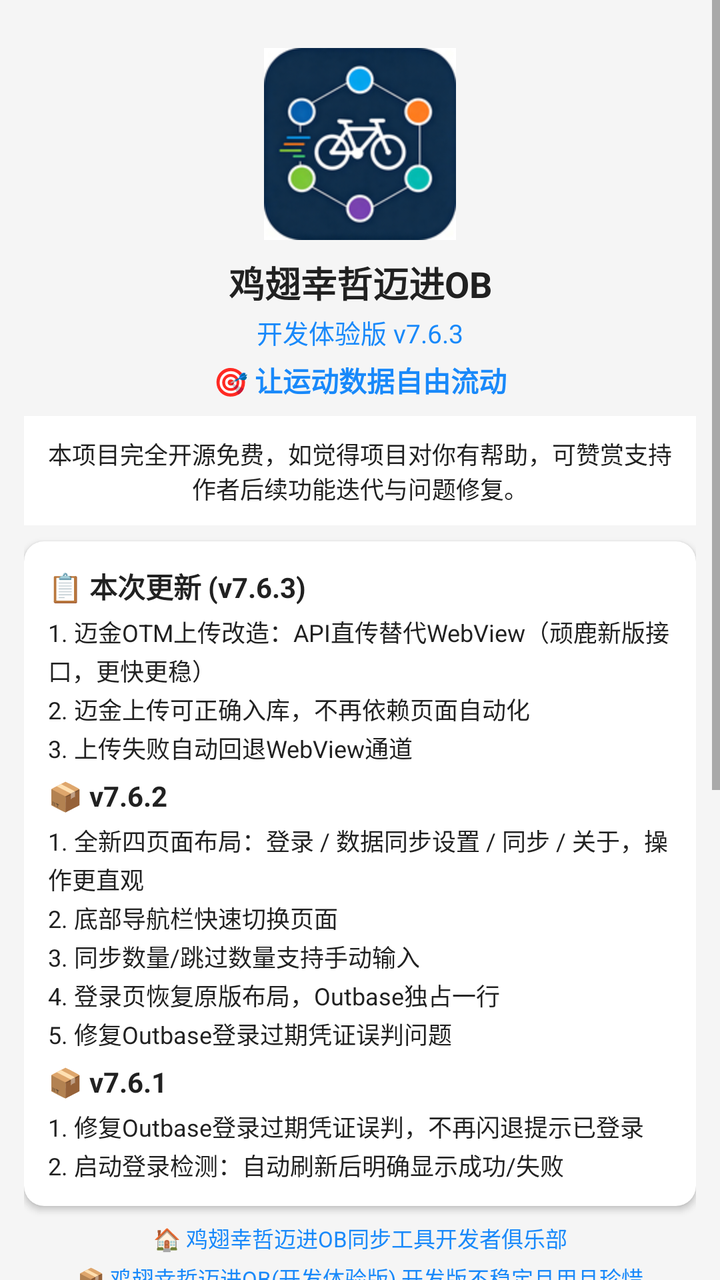
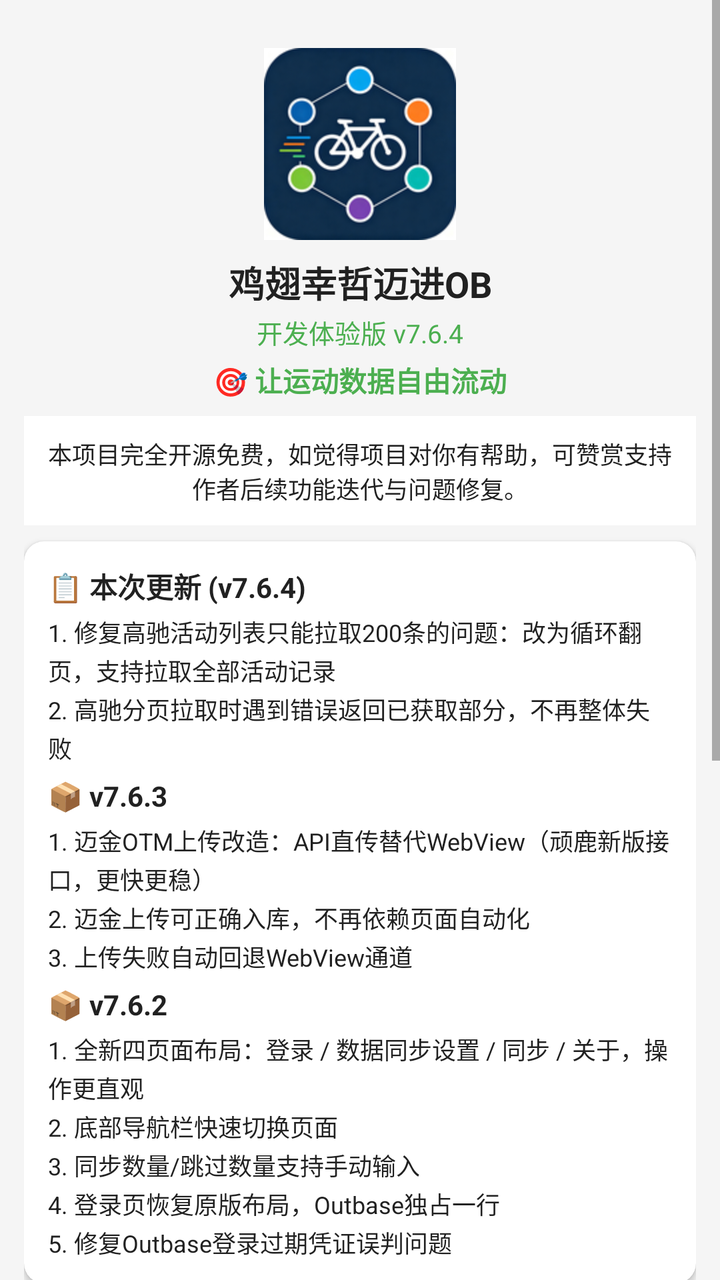

An Android layout rendered at two revisions. The XML below is the earlier revision; the diff shows what the commit changed to produce the second picture.
<!-- AndroidManifest.xml: application theme Theme.JichiOB -->
<!-- res/layout/fragment_about.xml -->
<?xml version="1.0" encoding="utf-8"?>
<ScrollView xmlns:android="http://schemas.android.com/apk/res/android"
    xmlns:app="http://schemas.android.com/apk/res-auto"
    android:layout_width="match_parent"
    android:layout_height="match_parent"
    android:background="@color/grey_light"
    android:fillViewport="true">

    <LinearLayout
        android:layout_width="match_parent"
        android:layout_height="wrap_content"
        android:orientation="vertical"
        android:padding="12dp">

        
        <ImageView
            android:layout_width="96dp"
            android:layout_height="96dp"
            android:layout_gravity="center_horizontal"
            android:layout_marginTop="12dp"
            android:src="@mipmap/ic_launcher"
            android:contentDescription="logo" />

        
        <TextView
            android:layout_width="match_parent"
            android:layout_height="wrap_content"
            android:layout_marginTop="8dp"
            android:gravity="center"
            android:text="鸡翅幸哲迈进OB"
            android:textColor="@color/text_primary"
            android:textSize="18sp"
            android:textStyle="bold" />
        <TextView
            android:layout_width="match_parent"
            android:layout_height="wrap_content"
            android:gravity="center"
            android:layout_marginTop="2dp"
            android:text="开发体验版 v7.6.3"
            android:textColor="@color/primary"
            android:textSize="13sp" />
        <TextView
            android:layout_width="match_parent"
            android:layout_height="wrap_content"
            android:gravity="center"
            android:layout_marginTop="4dp"
            android:text="🎯 让运动数据自由流动"
            android:textColor="@color/primary"
            android:textSize="14sp"
            android:textStyle="bold" />

        
        <TextView
            android:layout_width="match_parent"
            android:layout_height="wrap_content"
            android:layout_marginTop="8dp"
            android:padding="10dp"
            android:background="#FFFFFF"
            android:gravity="center"
            android:text="本项目完全开源免费，如觉得项目对你有帮助，可赞赏支持作者后续功能迭代与问题修复。"
            android:textColor="@color/text_primary"
            android:textSize="12sp" />

        
        <com.google.android.material.card.MaterialCardView
            android:layout_width="match_parent"
            android:layout_height="wrap_content"
            android:layout_marginTop="8dp"
            android:layout_marginBottom="6dp"
            app:cardCornerRadius="10dp"
            app:cardElevation="2dp">
            <LinearLayout android:layout_width="match_parent" android:layout_height="wrap_content" android:orientation="vertical" android:padding="12dp">
                <TextView android:layout_width="wrap_content" android:layout_height="wrap_content" android:text="📋 本次更新 (v7.6.3)" android:textSize="14sp" android:textStyle="bold" android:textColor="@color/text_primary" />
                <TextView android:layout_width="match_parent" android:layout_height="wrap_content" android:layout_marginTop="4dp" android:text="1. 迈金OTM上传改造：API直传替代WebView（顽鹿新版接口，更快更稳）\n2. 迈金上传可正确入库，不再依赖页面自动化\n3. 上传失败自动回退WebView通道" android:textSize="12sp" android:textColor="@color/text_primary" android:lineSpacingExtra="2dp" />
                <TextView android:layout_width="wrap_content" android:layout_height="wrap_content" android:layout_marginTop="6dp" android:text="📦 v7.6.2" android:textSize="14sp" android:textStyle="bold" android:textColor="@color/text_primary" />
                <TextView android:layout_width="match_parent" android:layout_height="wrap_content" android:layout_marginTop="4dp" android:text="1. 全新四页面布局：登录 / 数据同步设置 / 同步 / 关于，操作更直观\n2. 底部导航栏快速切换页面\n3. 同步数量/跳过数量支持手动输入\n4. 登录页恢复原版布局，Outbase独占一行\n5. 修复Outbase登录过期凭证误判问题" android:textSize="12sp" android:textColor="@color/text_primary" android:lineSpacingExtra="2dp" />
                <TextView android:layout_width="wrap_content" android:layout_height="wrap_content" android:layout_marginTop="6dp" android:text="📦 v7.6.1" android:textSize="14sp" android:textStyle="bold" android:textColor="@color/text_primary" />
                <TextView android:layout_width="match_parent" android:layout_height="wrap_content" android:layout_marginTop="4dp" android:text="1. 修复Outbase登录过期凭证误判，不再闪退提示已登录\n2. 启动登录检测：自动刷新后明确显示成功/失败" android:textSize="12sp" android:textColor="@color/text_primary" android:lineSpacingExtra="2dp" />
            </LinearLayout>
        </com.google.android.material.card.MaterialCardView>

        
        <TextView android:id="@+id/tvClubLink" android:layout_width="match_parent" android:layout_height="wrap_content" android:gravity="center" android:text="🏠 鸡翅幸哲迈进OB同步工具开发者俱乐部" android:textColor="@color/primary" android:textSize="11sp" android:padding="2dp" />
        <TextView android:id="@+id/tvUpdateLink" android:layout_width="match_parent" android:layout_height="wrap_content" android:gravity="center" android:text="📦 鸡翅幸哲迈进OB(开发体验版)
开发版不稳定且用且珍惜" android:textColor="@color/primary" android:textSize="11sp" android:padding="2dp" />

        
        <TextView android:layout_width="match_parent" android:layout_height="wrap_content" android:gravity="center" android:layout_marginTop="4dp" android:text="🙏 鸣谢" android:textColor="@color/text_primary" android:textSize="11sp" android:textStyle="bold" android:padding="2dp" />
        <TextView android:layout_width="match_parent" android:layout_height="wrap_content" android:gravity="center" android:text="感谢iGPSPORT、迈金、黑鸟单车、百锐腾、行者、高驰、佳明、Wahoo、Outbase为运动用户提供的数据记录与存储服务" android:textColor="@color/text_secondary" android:textSize="9sp" android:padding="1dp" />
        <TextView android:layout_width="match_parent" android:layout_height="wrap_content" android:gravity="center" android:text="感谢以下人员(均为骑行爱称)为软件测试提供的帮助：素甲粉、青岛AUV阿哲、清茶、萧、洪斌大哥、鸽子王腰果、rockozhao、胶州一哥大沽河河长赵铁柱、海参、兰兰大王、。、初夏飞雪bab、心急吃不了热豆付、青山依旧张指导" android:textColor="@color/text_secondary" android:textSize="9sp" android:padding="1dp" />
        <TextView android:layout_width="match_parent" android:layout_height="wrap_content" android:gravity="center" android:text="鸣谢青岛AUV俱乐部" android:textColor="@color/text_secondary" android:textSize="9sp" android:padding="1dp" android:layout_marginBottom="4dp" />
        <TextView android:layout_width="match_parent" android:layout_height="wrap_content" android:gravity="center" android:text="如有问题，欢迎加入Outbase俱乐部跟主理人反馈。开发者:多吃两口" android:textColor="@color/text_secondary" android:textSize="10sp" android:padding="2dp" android:layout_marginBottom="8dp" />

        
        <TextView
            android:layout_width="match_parent"
            android:layout_height="wrap_content"
            android:gravity="center"
            android:layout_marginTop="4dp"
            android:text="💰 赞赏支持"
            android:textColor="@color/text_primary"
            android:textSize="14sp"
            android:textStyle="bold" />
        <LinearLayout
            android:layout_width="match_parent"
            android:layout_height="wrap_content"
            android:layout_marginTop="4dp"
            android:orientation="horizontal"
            android:gravity="center">
            <LinearLayout android:layout_width="0dp" android:layout_height="wrap_content" android:layout_weight="1" android:orientation="vertical" android:gravity="center" android:padding="4dp">
                <ImageView android:layout_width="150dp" android:layout_height="150dp" android:src="@drawable/reward_wechat" android:contentDescription="微信赞赏码" android:adjustViewBounds="true" />
                <TextView android:layout_width="wrap_content" android:layout_height="wrap_content" android:text="微信赞赏码" android:textSize="11sp" android:textColor="@color/text_secondary" android:layout_marginTop="2dp" />
            </LinearLayout>
            <LinearLayout android:layout_width="0dp" android:layout_height="wrap_content" android:layout_weight="1" android:orientation="vertical" android:gravity="center" android:padding="4dp">
                <ImageView android:layout_width="130dp" android:layout_height="wrap_content" android:src="@drawable/reward_alipay" android:contentDescription="支付宝收款码" android:adjustViewBounds="true" />
                <TextView android:layout_width="wrap_content" android:layout_height="wrap_content" android:text="支付宝收款码" android:textSize="11sp" android:textColor="@color/text_secondary" android:layout_marginTop="2dp" />
            </LinearLayout>
        </LinearLayout>
        <TextView
            android:layout_width="match_parent"
            android:layout_height="wrap_content"
            android:gravity="center"
            android:layout_marginTop="6dp"
            android:layout_marginBottom="12dp"
            android:text="本项目完全开源免费，您的赞赏将支持后续功能迭代与问题修复"
            android:textColor="@color/text_secondary"
            android:textSize="10sp" />
    </LinearLayout>
</ScrollView>
<!-- resources referenced by this layout -->
<resources>
  <color name="grey_light">#F5F5F5</color>
  <color name="primary">#1989FA</color>
  <color name="text_primary">#212121</color>
  <color name="text_secondary">#999999</color>
  <!-- drawable reward_alipay: png bitmap (drawable-nodpi, 139308 bytes) -->
  <!-- drawable reward_wechat: png bitmap (drawable-nodpi, 241727 bytes) -->
  <!-- mipmap ic_launcher: png bitmap (mipmap-hdpi, 9102 bytes) -->
  <style name="Theme.JichiOB" parent="Theme.MaterialComponents.Light.NoActionBar">
          <item name="colorPrimary">@color/primary</item>
          <item name="colorPrimaryDark">@color/primary_dark</item>
          <item name="colorAccent">@color/primary</item>
          <item name="android:statusBarColor">@color/primary</item>
      </style>
  <color name="primary_dark">#0D6ED8</color>
</resources>

<!-- the commit's change to res/layout/fragment_about.xml (unified diff, before → after) -->
@@ -36,8 +36,8 @@
             android:layout_height="wrap_content"
             android:gravity="center"
             android:layout_marginTop="2dp"
-            android:text="开发体验版 v7.6.3"
-            android:textColor="@color/primary"
+            android:text="开发体验版 v7.6.4"
+            android:textColor="@color/green"
             android:textSize="13sp" />
         <TextView
             android:layout_width="match_parent"
@@ -45,7 +45,7 @@
             android:gravity="center"
             android:layout_marginTop="4dp"
             android:text="🎯 让运动数据自由流动"
-            android:textColor="@color/primary"
+            android:textColor="@color/green"
             android:textSize="14sp"
             android:textStyle="bold" />
 
@@ -70,24 +70,23 @@
             app:cardCornerRadius="10dp"
             app:cardElevation="2dp">
             <LinearLayout android:layout_width="match_parent" android:layout_height="wrap_content" android:orientation="vertical" android:padding="12dp">
-                <TextView android:layout_width="wrap_content" android:layout_height="wrap_content" android:text="📋 本次更新 (v7.6.3)" android:textSize="14sp" android:textStyle="bold" android:textColor="@color/text_primary" />
+                <TextView android:layout_width="wrap_content" android:layout_height="wrap_content" android:text="📋 本次更新 (v7.6.4)" android:textSize="14sp" android:textStyle="bold" android:textColor="@color/text_primary" />
+                <TextView android:layout_width="match_parent" android:layout_height="wrap_content" android:layout_marginTop="4dp" android:text="1. 修复高驰活动列表只能拉取200条的问题：改为循环翻页，支持拉取全部活动记录\n2. 高驰分页拉取时遇到错误返回已获取部分，不再整体失败" android:textSize="12sp" android:textColor="@color/text_primary" android:lineSpacingExtra="2dp" />
+                <TextView android:layout_width="wrap_content" android:layout_height="wrap_content" android:layout_marginTop="6dp" android:text="📦 v7.6.3" android:textSize="14sp" android:textStyle="bold" android:textColor="@color/text_primary" />
                 <TextView android:layout_width="match_parent" android:layout_height="wrap_content" android:layout_marginTop="4dp" android:text="1. 迈金OTM上传改造：API直传替代WebView（顽鹿新版接口，更快更稳）\n2. 迈金上传可正确入库，不再依赖页面自动化\n3. 上传失败自动回退WebView通道" android:textSize="12sp" android:textColor="@color/text_primary" android:lineSpacingExtra="2dp" />
                 <TextView android:layout_width="wrap_content" android:layout_height="wrap_content" android:layout_marginTop="6dp" android:text="📦 v7.6.2" android:textSize="14sp" android:textStyle="bold" android:textColor="@color/text_primary" />
                 <TextView android:layout_width="match_parent" android:layout_height="wrap_content" android:layout_marginTop="4dp" android:text="1. 全新四页面布局：登录 / 数据同步设置 / 同步 / 关于，操作更直观\n2. 底部导航栏快速切换页面\n3. 同步数量/跳过数量支持手动输入\n4. 登录页恢复原版布局，Outbase独占一行\n5. 修复Outbase登录过期凭证误判问题" android:textSize="12sp" android:textColor="@color/text_primary" android:lineSpacingExtra="2dp" />
-                <TextView android:layout_width="wrap_content" android:layout_height="wrap_content" android:layout_marginTop="6dp" android:text="📦 v7.6.1" android:textSize="14sp" android:textStyle="bold" android:textColor="@color/text_primary" />
-                <TextView android:layout_width="match_parent" android:layout_height="wrap_content" android:layout_marginTop="4dp" android:text="1. 修复Outbase登录过期凭证误判，不再闪退提示已登录\n2. 启动登录检测：自动刷新后明确显示成功/失败" android:textSize="12sp" android:textColor="@color/text_primary" android:lineSpacingExtra="2dp" />
             </LinearLayout>
         </com.google.android.material.card.MaterialCardView>
 
         
-        <TextView android:id="@+id/tvClubLink" android:layout_width="match_parent" android:layout_height="wrap_content" android:gravity="center" android:text="🏠 鸡翅幸哲迈进OB同步工具开发者俱乐部" android:textColor="@color/primary" android:textSize="11sp" android:padding="2dp" />
-        <TextView android:id="@+id/tvUpdateLink" android:layout_width="match_parent" android:layout_height="wrap_content" android:gravity="center" android:text="📦 鸡翅幸哲迈进OB(开发体验版)
-开发版不稳定且用且珍惜" android:textColor="@color/primary" android:textSize="11sp" android:padding="2dp" />
+        <TextView android:id="@+id/tvClubLink" android:layout_width="match_parent" android:layout_height="wrap_content" android:gravity="center" android:text="鸡翅幸哲迈进OB同步工具:开发者俱乐部" android:textColor="@color/text_primary" android:textSize="11sp" android:padding="2dp" />
+        <TextView android:id="@+id/tvUpdateLink" android:layout_width="match_parent" android:layout_height="wrap_content" android:gravity="center" android:text="➠更新地址鸡翅幸哲迈进OB（开发体验版） 开发版:Github项目" android:textColor="@color/text_primary" android:textSize="11sp" android:padding="2dp" />
 
         
         <TextView android:layout_width="match_parent" android:layout_height="wrap_content" android:gravity="center" android:layout_marginTop="4dp" android:text="🙏 鸣谢" android:textColor="@color/text_primary" android:textSize="11sp" android:textStyle="bold" android:padding="2dp" />
         <TextView android:layout_width="match_parent" android:layout_height="wrap_content" android:gravity="center" android:text="感谢iGPSPORT、迈金、黑鸟单车、百锐腾、行者、高驰、佳明、Wahoo、Outbase为运动用户提供的数据记录与存储服务" android:textColor="@color/text_secondary" android:textSize="9sp" android:padding="1dp" />
-        <TextView android:layout_width="match_parent" android:layout_height="wrap_content" android:gravity="center" android:text="感谢以下人员(均为骑行爱称)为软件测试提供的帮助：素甲粉、青岛AUV阿哲、清茶、萧、洪斌大哥、鸽子王腰果、rockozhao、胶州一哥大沽河河长赵铁柱、海参、兰兰大王、。、初夏飞雪bab、心急吃不了热豆付、青山依旧张指导" android:textColor="@color/text_secondary" android:textSize="9sp" android:padding="1dp" />
+        <TextView android:layout_width="match_parent" android:layout_height="wrap_content" android:gravity="center" android:text="感谢以下人员(均为骑行爱称)为软件测试提供的帮助：素甲粉、青岛AUV阿哲、清茶、萧、洪斌大哥、鸽子王腰果、rockozhao、胶州一哥大沽河河长赵铁柱、海参、兰兰大王、。、初夏飞雪bab、心急吃不了热豆付、青山依旧张指导、阿泽阿" android:textColor="@color/text_secondary" android:textSize="9sp" android:padding="1dp" />
         <TextView android:layout_width="match_parent" android:layout_height="wrap_content" android:gravity="center" android:text="鸣谢青岛AUV俱乐部" android:textColor="@color/text_secondary" android:textSize="9sp" android:padding="1dp" android:layout_marginBottom="4dp" />
         <TextView android:layout_width="match_parent" android:layout_height="wrap_content" android:gravity="center" android:text="如有问题，欢迎加入Outbase俱乐部跟主理人反馈。开发者:多吃两口" android:textColor="@color/text_secondary" android:textSize="10sp" android:padding="2dp" android:layout_marginBottom="8dp" />
 
<!-- resource entries referenced after the edit -->
@@ -1,5 +1,6 @@
 <!-- resources referenced by this layout -->
 <resources>
+  <color name="green">#4CAF50</color>
   <color name="grey_light">#F5F5F5</color>
   <color name="primary">#1989FA</color>
   <color name="text_primary">#212121</color>
